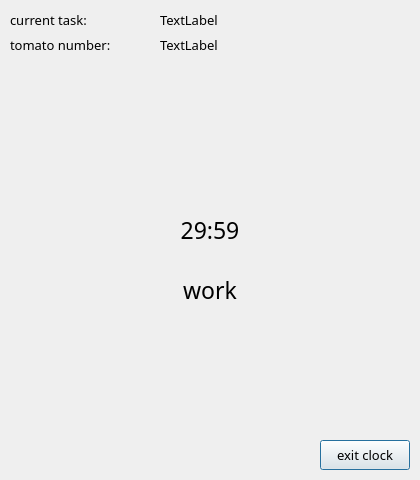
Qt form OutTime/tomatoclock.ui (agilelike/OurTime) before a commit.
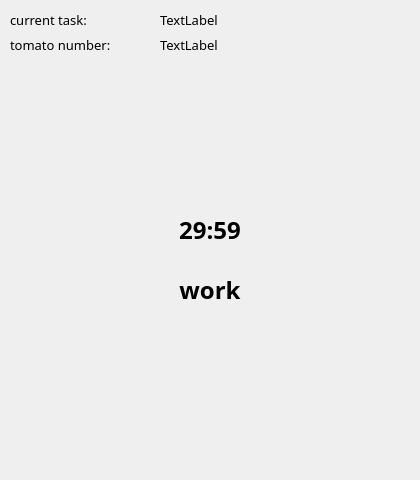
The same form after that commit.

```diff
--- a/OutTime/tomatoclock.ui
+++ b/OutTime/tomatoclock.ui
@@ -101,7 +101,9 @@
    <property name="font">
     <font>
      <family>Segoe Print</family>
-     <pointsize>17</pointsize>
+     <pointsize>18</pointsize>
+     <weight>75</weight>
+     <bold>true</bold>
     </font>
    </property>
    <property name="text">
@@ -111,25 +113,6 @@
     <set>Qt::AlignCenter</set>
    </property>
   </widget>
-  <widget class="QPushButton" name="exit_clock">
-   <property name="geometry">
-    <rect>
-     <x>320</x>
-     <y>440</y>
-     <width>90</width>
-     <height>30</height>
-    </rect>
-   </property>
-   <property name="font">
-    <font>
-     <family>Segoe Print</family>
-     <pointsize>10</pointsize>
-    </font>
-   </property>
-   <property name="text">
-    <string>exit clock</string>
-   </property>
-  </widget>
   <widget class="QLabel" name="state">
    <property name="geometry">
     <rect>
@@ -142,7 +125,9 @@
    <property name="font">
     <font>
      <family>Segoe Print</family>
-     <pointsize>17</pointsize>
+     <pointsize>18</pointsize>
+     <weight>75</weight>
+     <bold>true</bold>
     </font>
    </property>
    <property name="text">
```
